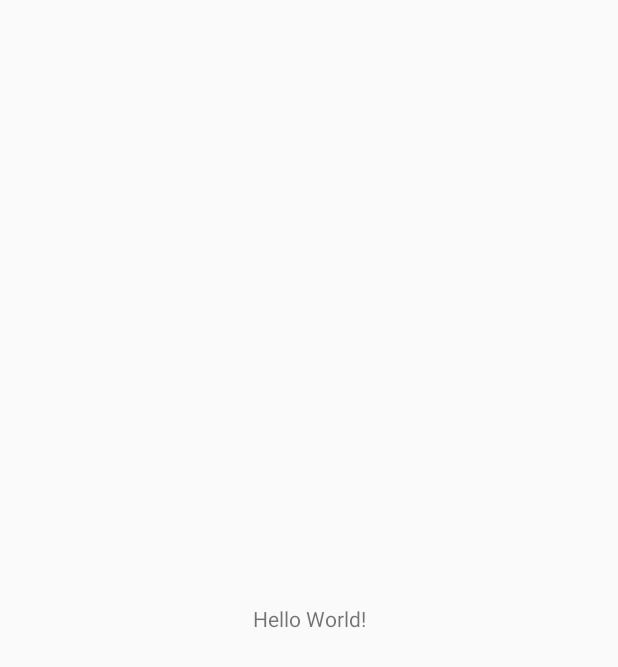
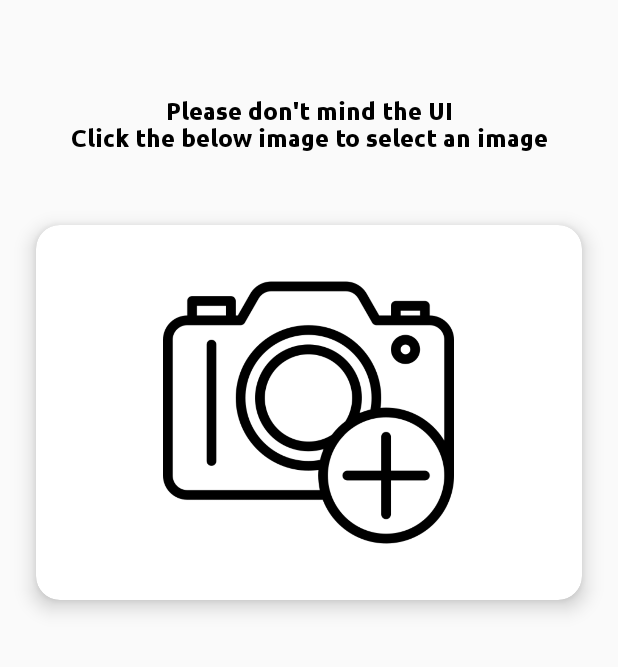
Before and after one commit to saisukesh04/Khyaal, an Android app: the screen it shows after launch (MainActivity), on a phone screen of 412 x 824 dp. Before the commit the part shown is almost empty. Shown: the top 667 px of the screen. Run offline under Robolectric (Android 15) with nearby library versions, the phone set to English and light mode, and no system bars; our stand-ins replace ButterKnife.

Commit message:
Added Image Selection

```diff
--- a/app/src/main/AndroidManifest.xml
+++ b/app/src/main/AndroidManifest.xml
@@ -1,6 +1,9 @@
 <?xml version="1.0" encoding="utf-8"?>
 <manifest xmlns:android="http://schemas.android.com/apk/res/android"
     package="com.undamped.khyaal">
+
+    <uses-permission android:name="android.permission.INTERNET"/>
+    <uses-permission android:name="android.permission.READ_EXTERNAL_STORAGE"/>
 
     <application
         android:allowBackup="true"
@@ -9,7 +12,7 @@
         android:roundIcon="@mipmap/ic_launcher_round"
         android:supportsRtl="true"
         android:theme="@style/Theme.Khyaal">
-        <activity android:name=".RegisterActivity"></activity>
+        <activity android:name=".RegisterActivity" />
         <activity android:name=".LoginActivity" />
         <activity android:name=".MainActivity">
             <intent-filter>
--- a/app/src/main/java/com/undamped/khyaal/MainActivity.java
+++ b/app/src/main/java/com/undamped/khyaal/MainActivity.java
@@ -1,17 +1,58 @@
 package com.undamped.khyaal;
 
+import androidx.annotation.Nullable;
 import androidx.appcompat.app.AppCompatActivity;
+import androidx.cardview.widget.CardView;
 
 import android.content.Intent;
+import android.net.Uri;
 import android.os.Bundle;
+import android.widget.ImageView;
+import android.widget.Toast;
+
+import com.bumptech.glide.Glide;
+
+import butterknife.BindView;
+import butterknife.ButterKnife;
+
+import static java.security.AccessController.getContext;
 
 public class MainActivity extends AppCompatActivity {
+
+    @BindView(R.id.add_event_photo) CardView add_event_photo;
+    @BindView(R.id.prescriptionImageView) ImageView prescriptionImageView;
+
+    final public static int IMAGE_CODE = 1;
+    private Uri imageUri;
 
     @Override
     protected void onCreate(Bundle savedInstanceState) {
         super.onCreate(savedInstanceState);
         setContentView(R.layout.activity_main);
 
+        ButterKnife.bind(this);
 
+        add_event_photo.setOnClickListener(view -> {
+            selectImage();
+        });
+    }
+
+    private void selectImage() {
+        Intent intent = new Intent();
+        intent.setType("image/*");
+        intent.setAction(Intent.ACTION_GET_CONTENT);
+        startActivityForResult(intent, IMAGE_CODE);
+    }
+
+    @Override
+    public void onActivityResult(int requestCode, int resultCode, @Nullable Intent data) {
+        super.onActivityResult(requestCode, resultCode, data);
+
+        if (requestCode == IMAGE_CODE && resultCode == RESULT_OK && data != null) {
+            imageUri = data.getData();
+            Glide.with(getApplicationContext()).load(imageUri).into(prescriptionImageView);
+        } else {
+            Toast.makeText(getApplicationContext(), "Please select a file", Toast.LENGTH_SHORT).show();
+        }
     }
 }
--- a/app/src/main/res/layout/activity_main.xml
+++ b/app/src/main/res/layout/activity_main.xml
@@ -7,12 +7,40 @@
     tools:context=".MainActivity">
 
     <TextView
+        android:id="@+id/textView2"
         android:layout_width="wrap_content"
         android:layout_height="wrap_content"
-        android:text="Hello World!"
-        app:layout_constraintBottom_toBottomOf="parent"
-        app:layout_constraintLeft_toLeftOf="parent"
-        app:layout_constraintRight_toRightOf="parent"
+        android:layout_marginTop="64dp"
+        android:fontFamily="@font/ubuntu_bold"
+        android:gravity="center"
+        android:text="Please don't mind the UI\nClick the below image to select an image"
+        android:textColor="#000000"
+        android:textSize="16sp"
+        app:layout_constraintEnd_toEndOf="parent"
+        app:layout_constraintStart_toStartOf="parent"
         app:layout_constraintTop_toTopOf="parent" />
 
+    <androidx.cardview.widget.CardView
+        android:id="@+id/add_event_photo"
+        android:layout_width="match_parent"
+        android:layout_height="wrap_content"
+        android:layout_marginStart="24dp"
+        android:layout_marginTop="48dp"
+        android:layout_marginEnd="24dp"
+        app:cardCornerRadius="16dp"
+        app:cardElevation="8dp"
+        app:layout_constraintEnd_toEndOf="parent"
+        app:layout_constraintStart_toStartOf="parent"
+        app:layout_constraintTop_toBottomOf="@+id/textView2">
+
+        <ImageView
+            android:id="@+id/prescriptionImageView"
+            android:layout_width="250dp"
+            android:layout_height="250dp"
+            android:layout_gravity="center"
+            android:padding="28dp"
+            android:src="@drawable/add_photo" />
+
+    </androidx.cardview.widget.CardView>
+
 </androidx.constraintlayout.widget.ConstraintLayout>
```
Also changed, not shown: app/build.gradle (+20 -4 lines), app/src/main/res/drawable/add_photo.png (added).
